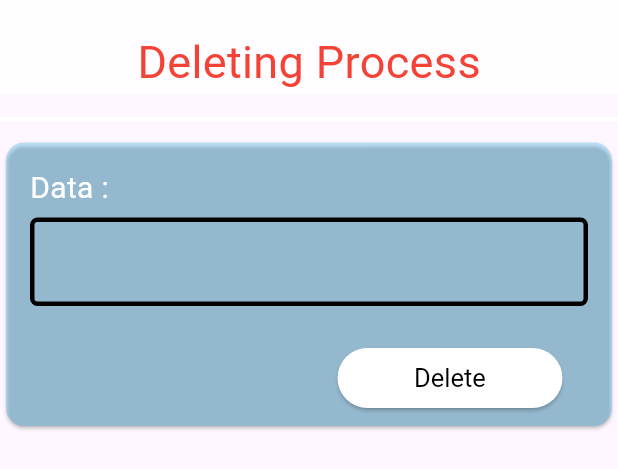
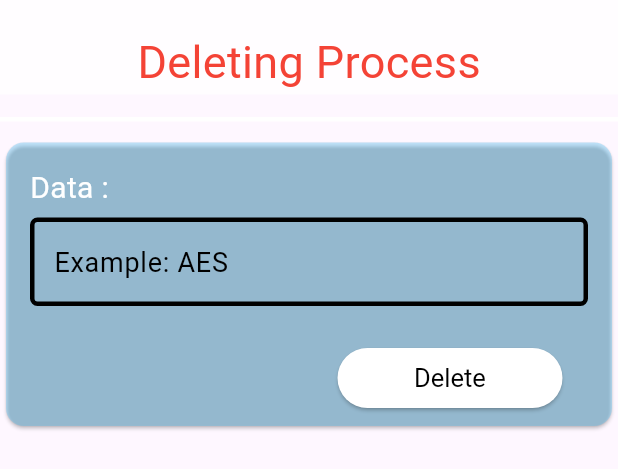
Before and after one commit to AhmetEminSaglik/SearchNode-ws-web, a Flutter app: the DeleteTab widget shown alone on an empty page, opened directly, on a phone screen of 412 x 824 dp. Shown: the top 469 px of the screen. Run offline on Flutter 3.47's test engine with Material 3 defaults, Android fonts, the phone set to English and light mode, and no system bars; our stand-ins replace get_it; network calls fail.

Commit message:
Colors are decided.

```diff
--- a/flutter_web_searchnode/lib/product/custom_edit_text_with_title.dart
+++ b/flutter_web_searchnode/lib/product/custom_edit_text_with_title.dart
@@ -1,6 +1,7 @@
 import 'package:flutter/cupertino.dart';
 import 'package:flutter/material.dart';
 import 'package:flutter_web_searchnode/product/custom_text_style.dart';
+import 'package:flutter_web_searchnode/tools/CustomColors.dart';
 
 InputFieldWithTitle({String title="", required TextEditingController controller,int maxLength=-1,String hintText=""}) {
   return Padding(
@@ -24,6 +25,8 @@ Widget CustomTextField({required TextEditingController controller, String hintTe
     style: CustomTextStyleForInput(),
     decoration: InputDecoration(
       hintText: hintText,
+      // hintFadeDuration: Duration(seconds: 1),
+      hintStyle: TextStyle(color:CustomColors.darkWhite),
       focusedBorder: OutlineInputBorder(
           borderRadius: BorderRadius.circular(_borderRadious),
           borderSide:
--- a/flutter_web_searchnode/lib/tools/CustomColors.dart
+++ b/flutter_web_searchnode/lib/tools/CustomColors.dart
@@ -5,6 +5,8 @@ class CustomColors {
   static Color opacityWhite = Colors.white.withOpacity(0.7);
   static Color white = Colors.white;
   static Color black = Colors.black;
+  static Color darkWhite = Colors.black;
+
 
   // static Color lightGreen=Color(DateTime.august);
   static Color lightGreen = Color(0xFF26F13F);
@@ -14,4 +16,10 @@ class CustomColors {
   static Color CBOLightGreen = lightGreen.withOpacity(0.7);
   static Color backgroudnLightBlack = Colors.black.withOpacity(0.3);
   static Color lightRed = Color(0xFFFF0000);
+  /*static Color bodyColorLeft=Color(0xFF2196F3);
+  static Color bodyColorMid=Color(0xFF4CAF50);
+  static Color bodyColorRight=Color(0xFFF44336);*/
+  static Color blue=Color(0xFF2196F3);
+  static Color green=Color(0xFF4CAF50);
+  static Color red=Color(0xFFF44336);
 }
--- a/flutter_web_searchnode/lib/view/process/delete_tab_view.dart
+++ b/flutter_web_searchnode/lib/view/process/delete_tab_view.dart
@@ -55,7 +55,7 @@ class DeleteTab extends StatelessWidget {
         InputFieldWithTitle(
             title: "Data",
             controller: vm.txtEditController,
-            /*hintText: "Type data to delete"*/),
+            hintText: "Example: AES"),
         CustomButtonLocation_BottomRight(CustomElevatedButton(
             text: "Delete",
             function: () async {
--- a/flutter_web_searchnode/lib/view/process/process_area_view.dart
+++ b/flutter_web_searchnode/lib/view/process/process_area_view.dart
@@ -28,15 +28,15 @@ class ProcessArea extends StatelessWidget {
                 // Tab(child: _getTabBarText("Save", Icons.add, Colors.blue)),
                 // Tab(child: _getTabBarText("Update", Icons.edit, Colors.green)),
                 // Tab(child: _getTabBarText("Delete", Icons.delete, Colors.red)),
+                Tab(child: _getTabBarText("", Icons.add, Colors.blue)),
                 Tab(child: _getTabBarText("", Icons.edit, Colors.green,)),
-                Tab(child: _getTabBarText("", Icons.add, Colors.blue)),
                 Tab(child: _getTabBarText("", Icons.delete, Colors.red)),
               ],
             )),
         body: TabBarView(
           children: [
+            SaveTab(),
             UpdateTab(),
-            SaveTab(),
             DeleteTab(),
           ],
         ),
--- a/flutter_web_searchnode/lib/view/process/save_tab_view.dart
+++ b/flutter_web_searchnode/lib/view/process/save_tab_view.dart
@@ -68,11 +68,11 @@ class SaveTab extends StatelessWidget {
         InputFieldWithTitle(
             title: "Data",
             controller: vm.controllerData,
-            hintText: "Type to add Data"),
+            hintText: "Example: AES"),
         InputFieldWithTitle(
             title: "Examination",
             controller: vm.controllerExplanation,
-            hintText: "Type to add Explanation"),
+            hintText: "Example: Ahmet Emin SAGLIK"),
         CustomButtonLocation_BottomRight(_getSaveButton(context, "Save")),
         _getResultMsg(),
       ],
--- a/flutter_web_searchnode/lib/view/process/update_tab_view.dart
+++ b/flutter_web_searchnode/lib/view/process/update_tab_view.dart
@@ -134,15 +134,15 @@ class _UpdateTabState extends State<UpdateTab> {
         InputFieldWithTitle(
             title: "Data",
             controller: vm.dataController,
-            hintText: "Example : Leve Palestina"),
+            hintText: "Example :AES"),
         InputFieldWithTitle(
             title: "Current Explanation",
             controller: vm.oldExplanationController,
-            hintText: "Example : Live Palestine"),
+            hintText: "Example: Ahmet Emin SAGLIK"),
         InputFieldWithTitle(
             title: "New Explanation",
             controller: vm.newExplanationController,
-            hintText: "Example : Long live Palestine"),
+            hintText: "Example: My Logo"),
         Padding(
           padding: const EdgeInsets.only(bottom: 10),
           child: CustomButtonLocation_BottomRight(CustomElevatedButton(
@@ -191,7 +191,7 @@ class _UpdateTabState extends State<UpdateTab> {
         InputFieldWithTitle(
             title: "Character list",
             controller: vm.charListController,
-            hintText: "Example : Zionism"),
+            hintText: "Example : abc"),
         CustomButtonLocation_BottomRight(CustomElevatedButton(
             text: "Reset",
             function: () {
```
Also changed, not shown: flutter_web_searchnode/lib/view/home_page_view.dart (+8 -4 lines), flutter_web_searchnode/lib/view/result/result_area_view.dart (+6 -5 lines).
